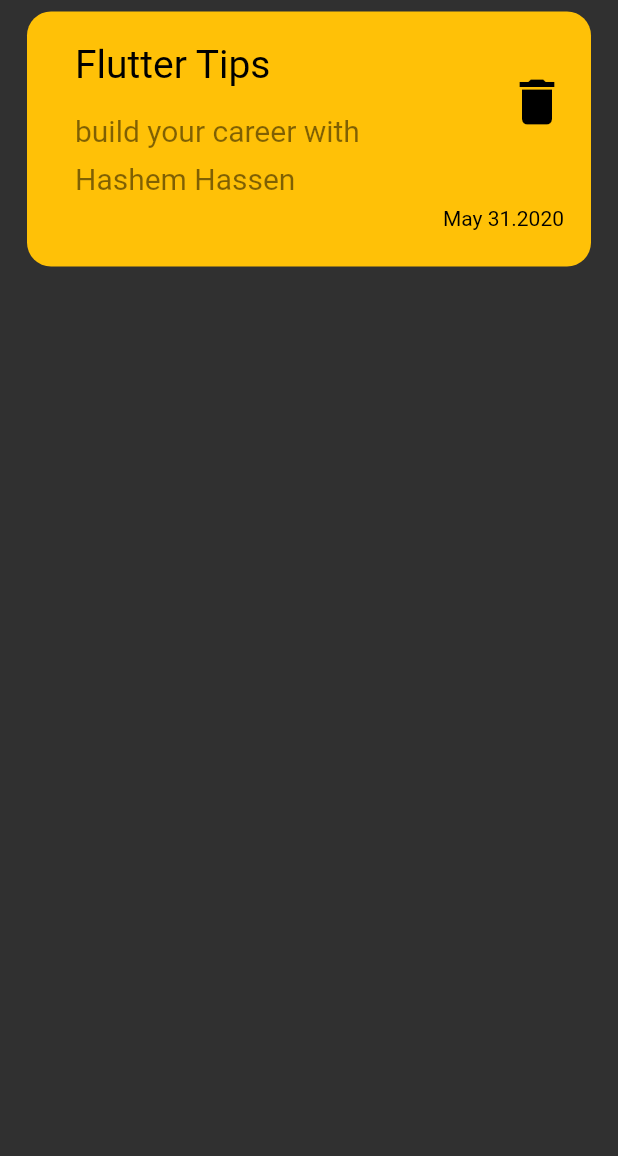
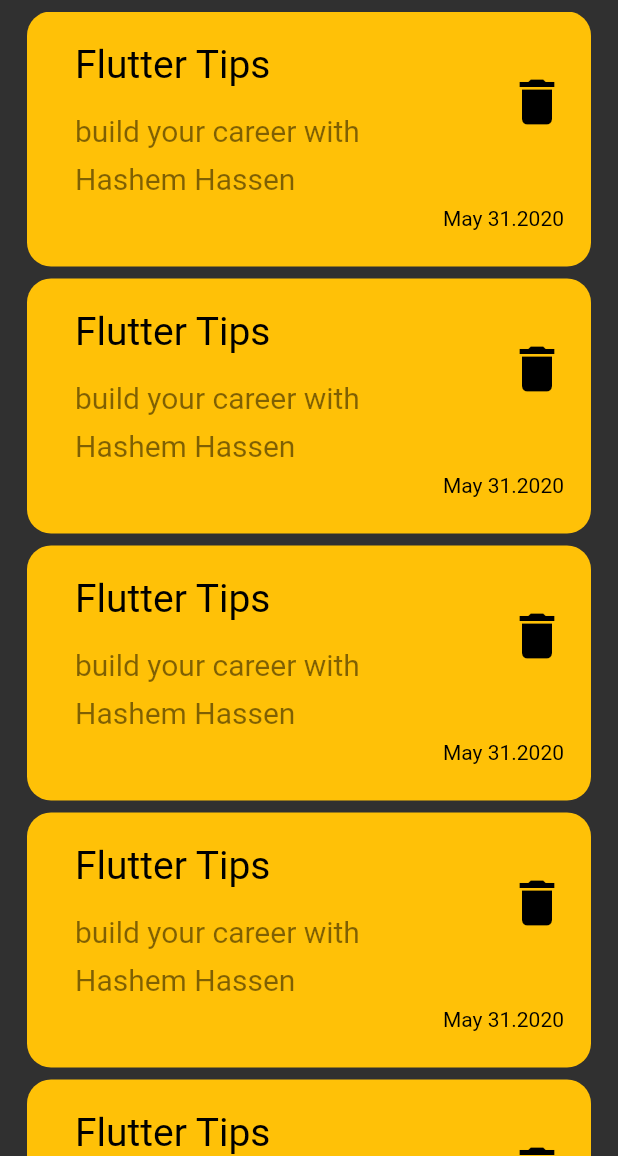
Before and after one commit to hashem2770/note-app, a Flutter app: the screen it shows after launch, on a phone screen of 412 x 824 dp, the part 80-1236 px from its top. Run offline on Flutter 3.47's test engine with Material 2 defaults, Android fonts, the phone set to English and light mode, and no system bars.

Commit message:
create Notes ListView

```diff
--- /dev/null
+++ b/lib/views/widgets/notes_list_view.dart
@@ -0,0 +1,18 @@
+import 'package:flutter/material.dart';
+
+import 'custom_note_item.dart';
+
+class NotesListView extends StatelessWidget {
+  const NotesListView({Key? key}) : super(key: key);
+
+  @override
+  Widget build(BuildContext context) {
+    return ListView.separated(
+      separatorBuilder: (context,i)=>const SizedBox(height: 8,),
+      itemBuilder: (context, index) {
+        return const NoteItem(
+            title: 'Flutter Tips',
+            subTitle: 'build your career with Hashem Hassen');
+      }, itemCount: 6,);
+  }
+}
--- a/lib/views/widgets/notes_view_body.dart
+++ b/lib/views/widgets/notes_view_body.dart
@@ -2,6 +2,7 @@ import 'package:flutter/material.dart';
 import 'package:note_app/views/widgets/custom_note_item.dart';
 
 import 'custom_app_bar.dart';
+import 'notes_list_view.dart';
 
 class NotesViewBody extends StatelessWidget {
   const NotesViewBody({Key? key}) : super(key: key);
@@ -14,9 +15,7 @@ class NotesViewBody extends StatelessWidget {
         child: Column(
           children: const [
             CustomAppBar(),
-            NoteItem(
-                title: 'Flutter Tips',
-                subTitle: 'build your career with Hashem Hassen'),
+            Expanded(child: NotesListView()),
           ],
         ),
       ),
```
